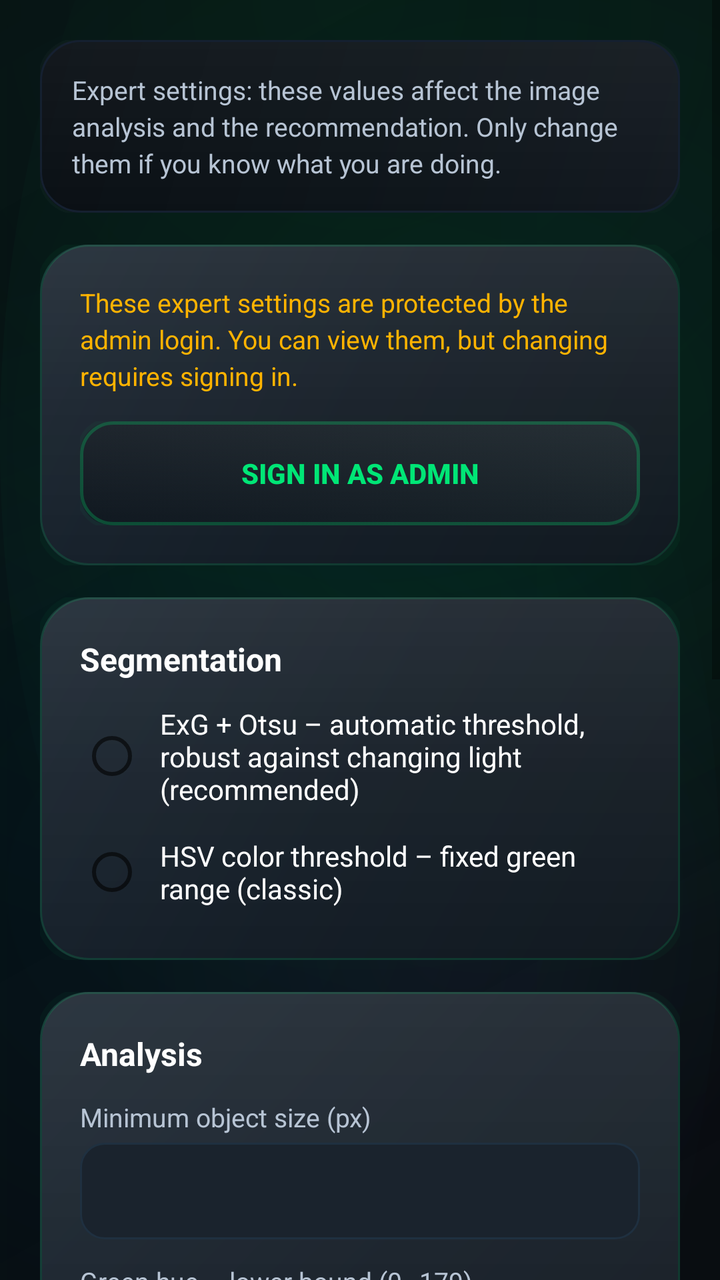
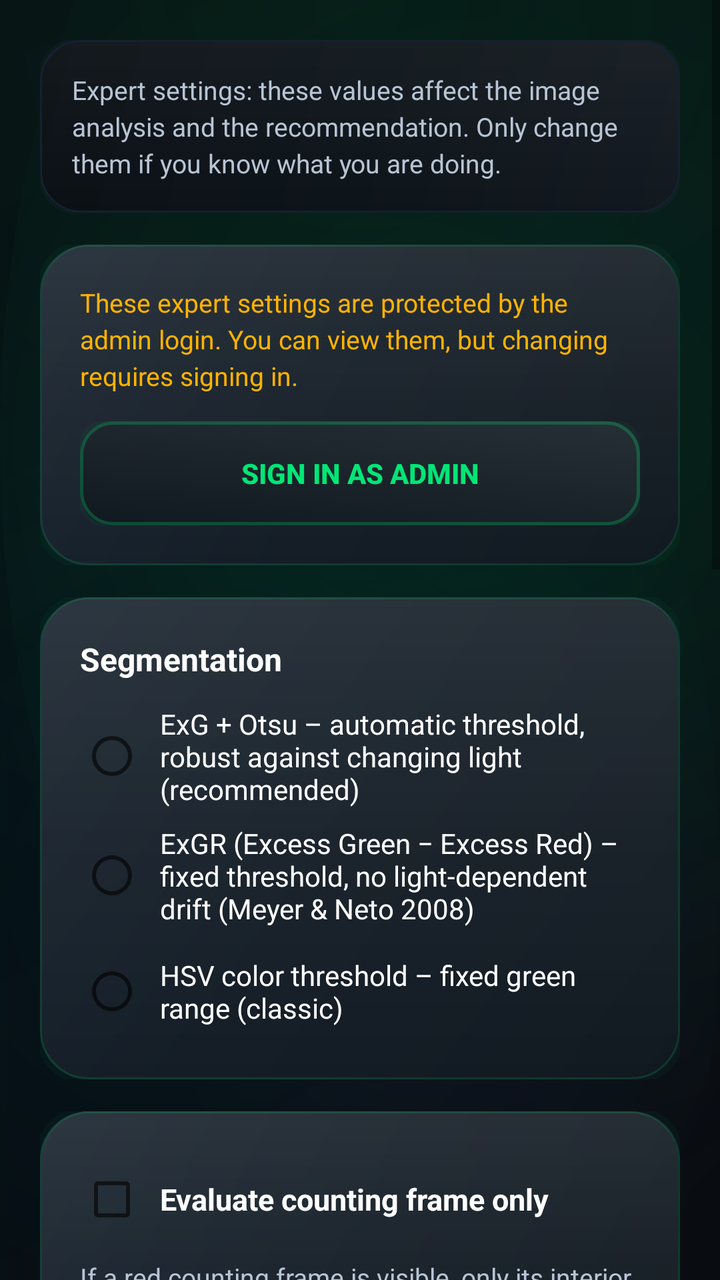

Screens rendered from an Android XML layout before and after an edit, with the pre-edit source and the edit as a unified diff.
<!-- AndroidManifest.xml: application theme Theme.SmartWeed -->
<!-- res/layout/fragment_settings.xml -->
<?xml version="1.0" encoding="utf-8"?>
<ScrollView xmlns:android="http://schemas.android.com/apk/res/android"
    android:layout_width="match_parent"
    android:layout_height="match_parent"
    android:background="@drawable/bg_screen_gradient"
    android:fillViewport="true">

    <LinearLayout
        android:layout_width="match_parent"
        android:layout_height="wrap_content"
        android:orientation="vertical"
        android:padding="20dp">

        
        <TextView
            android:layout_width="match_parent"
            android:layout_height="wrap_content"
            android:background="@drawable/bg_card_soft"
            android:padding="16dp"
            android:text="@string/settings_info"
            android:textSize="13sp"
            android:textColor="@color/text_secondary"
            android:lineSpacingExtra="3dp"/>

        
        <LinearLayout
            android:id="@+id/adminLockCard"
            android:layout_width="match_parent"
            android:layout_height="wrap_content"
            android:orientation="vertical"
            android:background="@drawable/bg_card"
            android:padding="20dp"
            android:layout_marginTop="16dp">

            <TextView
                android:id="@+id/tvAdminLockInfo"
                android:layout_width="match_parent"
                android:layout_height="wrap_content"
                android:text="@string/admin_area_locked"
                android:textSize="13sp"
                android:textColor="@color/status_warning"
                android:lineSpacingExtra="3dp"/>

            <Button
                android:id="@+id/btnAdminLogin"
                android:layout_width="match_parent"
                android:layout_height="52dp"
                android:layout_marginTop="14dp"
                android:text="@string/btn_admin_login"
                android:textStyle="bold"
                android:textColor="@color/traktor_green"
                android:background="@drawable/bg_secondary_button"
                android:foreground="@drawable/ripple_light"
                android:stateListAnimator="@null"/>

            <Button
                android:id="@+id/btnAdminLogout"
                android:layout_width="match_parent"
                android:layout_height="52dp"
                android:layout_marginTop="14dp"
                android:text="@string/btn_admin_logout"
                android:textStyle="bold"
                android:textColor="@color/text_secondary"
                android:background="@drawable/bg_secondary_button"
                android:foreground="@drawable/ripple_light"
                android:stateListAnimator="@null"
                android:visibility="gone"/>
        </LinearLayout>

        
        <LinearLayout
            android:layout_width="match_parent"
            android:layout_height="wrap_content"
            android:orientation="vertical"
            android:background="@drawable/bg_card"
            android:padding="20dp"
            android:layout_marginTop="16dp">

            <TextView
                android:layout_width="wrap_content"
                android:layout_height="wrap_content"
                android:text="@string/settings_method"
                android:textStyle="bold"
                android:textSize="16sp"
                android:textColor="@color/text_primary"
                android:layout_marginBottom="12dp"/>

            <RadioGroup
                android:id="@+id/rgMethod"
                android:layout_width="match_parent"
                android:layout_height="wrap_content"
                android:orientation="vertical">

                <RadioButton
                    android:id="@+id/rbMethodExg"
                    android:layout_width="match_parent"
                    android:layout_height="wrap_content"
                    android:text="@string/settings_method_exg"
                    android:textSize="14sp"
                    android:textColor="@color/text_primary"
                    android:paddingStart="8dp"
                    android:layout_marginBottom="8dp"/>

                <RadioButton
                    android:id="@+id/rbMethodHsv"
                    android:layout_width="match_parent"
                    android:layout_height="wrap_content"
                    android:text="@string/settings_method_hsv"
                    android:textSize="14sp"
                    android:textColor="@color/text_primary"
                    android:paddingStart="8dp"/>
            </RadioGroup>
        </LinearLayout>

        
        <LinearLayout
            android:layout_width="match_parent"
            android:layout_height="wrap_content"
            android:orientation="vertical"
            android:background="@drawable/bg_card"
            android:padding="20dp"
            android:layout_marginTop="16dp">

            <TextView
                android:layout_width="wrap_content"
                android:layout_height="wrap_content"
                android:text="@string/analysis_mode_title"
                android:textStyle="bold"
                android:textSize="16sp"
                android:textColor="@color/text_primary"
                android:layout_marginBottom="12dp"/>

            <TextView
                android:layout_width="wrap_content"
                android:layout_height="wrap_content"
                android:text="@string/settings_min_size"
                android:labelFor="@+id/etMinSize"
                android:textSize="13sp"
                android:textColor="@color/text_secondary"/>

            <EditText
                android:id="@+id/etMinSize"
                android:layout_width="match_parent"
                android:layout_height="wrap_content"
                android:layout_marginTop="4dp"
                android:layout_marginBottom="12dp"
                android:inputType="number"
                android:background="@drawable/bg_input_field"
                android:padding="12dp"
                android:textColor="@color/text_primary"
                android:importantForAutofill="no"/>

            <TextView
                android:layout_width="wrap_content"
                android:layout_height="wrap_content"
                android:text="@string/settings_h_low"
                android:labelFor="@+id/etHueLow"
                android:textSize="13sp"
                android:textColor="@color/text_secondary"/>

            <EditText
                android:id="@+id/etHueLow"
                android:layout_width="match_parent"
                android:layout_height="wrap_content"
                android:layout_marginTop="4dp"
                android:layout_marginBottom="12dp"
                android:inputType="number"
                android:background="@drawable/bg_input_field"
                android:padding="12dp"
                android:textColor="@color/text_primary"
                android:importantForAutofill="no"/>

            <TextView
                android:layout_width="wrap_content"
                android:layout_height="wrap_content"
                android:text="@string/settings_h_high"
                android:labelFor="@+id/etHueHigh"
                android:textSize="13sp"
                android:textColor="@color/text_secondary"/>

            <EditText
                android:id="@+id/etHueHigh"
                android:layout_width="match_parent"
                android:layout_height="wrap_content"
                android:layout_marginTop="4dp"
                android:inputType="number"
                android:background="@drawable/bg_input_field"
                android:padding="12dp"
                android:textColor="@color/text_primary"
                android:importantForAutofill="no"/>
        </LinearLayout>

        
        <LinearLayout
            android:layout_width="match_parent"
            android:layout_height="wrap_content"
            android:orientation="vertical"
            android:background="@drawable/bg_card"
            android:padding="20dp"
            android:layout_marginTop="16dp">

            <TextView
                android:layout_width="wrap_content"
                android:layout_height="wrap_content"
                android:text="@string/csc_hero_title"
                android:textStyle="bold"
                android:textSize="16sp"
                android:textColor="@color/text_primary"
                android:layout_marginBottom="12dp"/>

            <TextView
                android:layout_width="wrap_content"
                android:layout_height="wrap_content"
                android:text="@string/settings_csc_low"
                android:labelFor="@+id/etCscLow"
                android:textSize="13sp"
                android:textColor="@color/text_secondary"/>

            <EditText
                android:id="@+id/etCscLow"
                android:layout_width="match_parent"
                android:layout_height="wrap_content"
                android:layout_marginTop="4dp"
                android:layout_marginBottom="12dp"
                android:inputType="numberDecimal"
                android:background="@drawable/bg_input_field"
                android:padding="12dp"
                android:textColor="@color/text_primary"
                android:importantForAutofill="no"/>

            <TextView
                android:layout_width="wrap_content"
                android:layout_height="wrap_content"
                android:text="@string/settings_csc_high"
                android:labelFor="@+id/etCscHigh"
                android:textSize="13sp"
                android:textColor="@color/text_secondary"/>

            <EditText
                android:id="@+id/etCscHigh"
                android:layout_width="match_parent"
                android:layout_height="wrap_content"
                android:layout_marginTop="4dp"
                android:inputType="numberDecimal"
                android:background="@drawable/bg_input_field"
                android:padding="12dp"
                android:textColor="@color/text_primary"
                android:importantForAutofill="no"/>
        </LinearLayout>

        
        <Button
            android:id="@+id/buttonSaveSettings"
            android:layout_width="match_parent"
            android:layout_height="56dp"
            android:layout_marginTop="20dp"
            android:text="@string/settings_save"
            android:textStyle="bold"
            android:textColor="@color/text_on_primary"
            android:background="@drawable/bg_primary_button"
            android:foreground="@drawable/ripple_light"
            android:stateListAnimator="@null"/>

        <Button
            android:id="@+id/buttonResetSettings"
            android:layout_width="match_parent"
            android:layout_height="52dp"
            android:layout_marginTop="12dp"
            android:text="@string/settings_reset"
            android:textStyle="bold"
            android:textColor="@color/traktor_green"
            android:background="@drawable/bg_secondary_button"
            android:foreground="@drawable/ripple_light"
            android:stateListAnimator="@null"/>

    </LinearLayout>
</ScrollView>
<!-- resources referenced by this layout -->
<resources>
  <color name="status_warning">#FFB300</color>
  <color name="text_on_primary">#04270F</color>
  <color name="text_primary">#FFFFFF</color>
  <color name="text_secondary">#B7C4D4</color>
  <color name="traktor_green">#00E676</color>
  <!-- drawable ripple_light (drawable) -->
  <?xml version="1.0" encoding="utf-8"?>
  <ripple xmlns:android="http://schemas.android.com/apk/res/android"
      android:color="@color/ripple_green">
      <item android:id="@android:id/mask">
          <shape android:shape="rectangle">
              <solid android:color="@color/white"/>
              <corners android:radius="16dp"/>
          </shape>
      </item>
  </ripple>
  <string name="admin_area_locked">These expert settings are protected by the admin login. You can view them, but changing requires signing in.</string>
  <string name="analysis_mode_title">Analysis</string>
  <string name="btn_admin_login">Sign in as admin</string>
  <string name="btn_admin_logout">Sign out admin</string>
  <string name="csc_hero_title">Crop Soil Cover (CSC)</string>
  <string name="settings_csc_high">CSC target range – upper bound (%)</string>
  <string name="settings_csc_low">CSC target range – lower bound (%)</string>
  <string name="settings_h_high">Green hue – upper bound (0–179)</string>
  <string name="settings_h_low">Green hue – lower bound (0–179)</string>
  <string name="settings_info">Expert settings: these values affect the image analysis and the recommendation. Only change them if you know what you are doing.</string>
  <string name="settings_method">Segmentation</string>
  <string name="settings_method_exg">ExG + Otsu – automatic threshold, robust against changing light (recommended)</string>
  <string name="settings_method_hsv">HSV color threshold – fixed green range (classic)</string>
  <string name="settings_min_size">Minimum object size (px)</string>
  <string name="settings_reset">Reset to defaults</string>
  <string name="settings_save">Save</string>
  <color name="card_background_dark">#111920</color>
  <color name="card_background_glass">#1A2530</color>
  <color name="background_elevated">#0D1419</color>
  <color name="border_muted">#152030</color>
  <color name="surface_dark">#1A232D</color>
  <color name="border_default">#1F3040</color>
  <color name="ripple_green">#2600E676</color>
  <color name="white">#FFFFFFFF</color>
  <color name="traktor_green_dark">#00C853</color>
  <color name="traktor_green_light">#69F0AE</color>
  <color name="background_dark">#050A0E</color>
  <style name="Widget.SmartWeed.TextInputLayout" parent="Widget.MaterialComponents.TextInputLayout.OutlinedBox">
          <item name="boxBackgroundColor">@color/surface_dark</item>
          <item name="boxStrokeColor">@color/traktor_green</item>
          <item name="boxCornerRadiusTopStart">12dp</item>
          <item name="boxCornerRadiusTopEnd">12dp</item>
          <item name="boxCornerRadiusBottomStart">12dp</item>
          <item name="boxCornerRadiusBottomEnd">12dp</item>
          <item name="hintTextColor">@color/text_secondary</item>
      </style>
  <!-- unchanged entries left out for length: 8 -->
</resources>

<!-- the commit's change to res/layout/fragment_settings.xml (unified diff, before → after) -->
@@ -102,6 +102,16 @@
                     android:layout_marginBottom="8dp"/>
 
                 <RadioButton
+                    android:id="@+id/rbMethodExgr"
+                    android:layout_width="match_parent"
+                    android:layout_height="wrap_content"
+                    android:text="@string/settings_method_exgr"
+                    android:textSize="14sp"
+                    android:textColor="@color/text_primary"
+                    android:paddingStart="8dp"
+                    android:layout_marginBottom="8dp"/>
+
+                <RadioButton
                     android:id="@+id/rbMethodHsv"
                     android:layout_width="match_parent"
                     android:layout_height="wrap_content"
@@ -121,6 +131,34 @@
             android:padding="20dp"
             android:layout_marginTop="16dp">
 
+            <CheckBox
+                android:id="@+id/cbFrameCrop"
+                android:layout_width="match_parent"
+                android:layout_height="wrap_content"
+                android:text="@string/settings_frame_crop"
+                android:textStyle="bold"
+                android:textSize="15sp"
+                android:textColor="@color/text_primary"
+                android:paddingStart="8dp"/>
+
+            <TextView
+                android:layout_width="wrap_content"
+                android:layout_height="wrap_content"
+                android:layout_marginTop="6dp"
+                android:text="@string/settings_frame_crop_hint"
+                android:textSize="13sp"
+                android:textColor="@color/text_secondary"/>
+        </LinearLayout>
+
+        
+        <LinearLayout
+            android:layout_width="match_parent"
+            android:layout_height="wrap_content"
+            android:orientation="vertical"
+            android:background="@drawable/bg_card"
+            android:padding="20dp"
+            android:layout_marginTop="16dp">
+
             <TextView
                 android:layout_width="wrap_content"
                 android:layout_height="wrap_content"
<!-- resource entries referenced after the edit -->
@@ -23,11 +23,14 @@
   <string name="csc_hero_title">Crop Soil Cover (CSC)</string>
   <string name="settings_csc_high">CSC target range – upper bound (%)</string>
   <string name="settings_csc_low">CSC target range – lower bound (%)</string>
+  <string name="settings_frame_crop">Evaluate counting frame only</string>
+  <string name="settings_frame_crop_hint">If a red counting frame is visible, only its interior is analysed. Without a detectable frame the whole image is used and a note is shown. Tip: keep leaves off the frame.</string>
   <string name="settings_h_high">Green hue – upper bound (0–179)</string>
   <string name="settings_h_low">Green hue – lower bound (0–179)</string>
   <string name="settings_info">Expert settings: these values affect the image analysis and the recommendation. Only change them if you know what you are doing.</string>
   <string name="settings_method">Segmentation</string>
   <string name="settings_method_exg">ExG + Otsu – automatic threshold, robust against changing light (recommended)</string>
+  <string name="settings_method_exgr">ExGR (Excess Green − Excess Red) – fixed threshold, no light-dependent drift (Meyer &amp; Neto 2008)</string>
   <string name="settings_method_hsv">HSV color threshold – fixed green range (classic)</string>
   <string name="settings_min_size">Minimum object size (px)</string>
   <string name="settings_reset">Reset to defaults</string>
